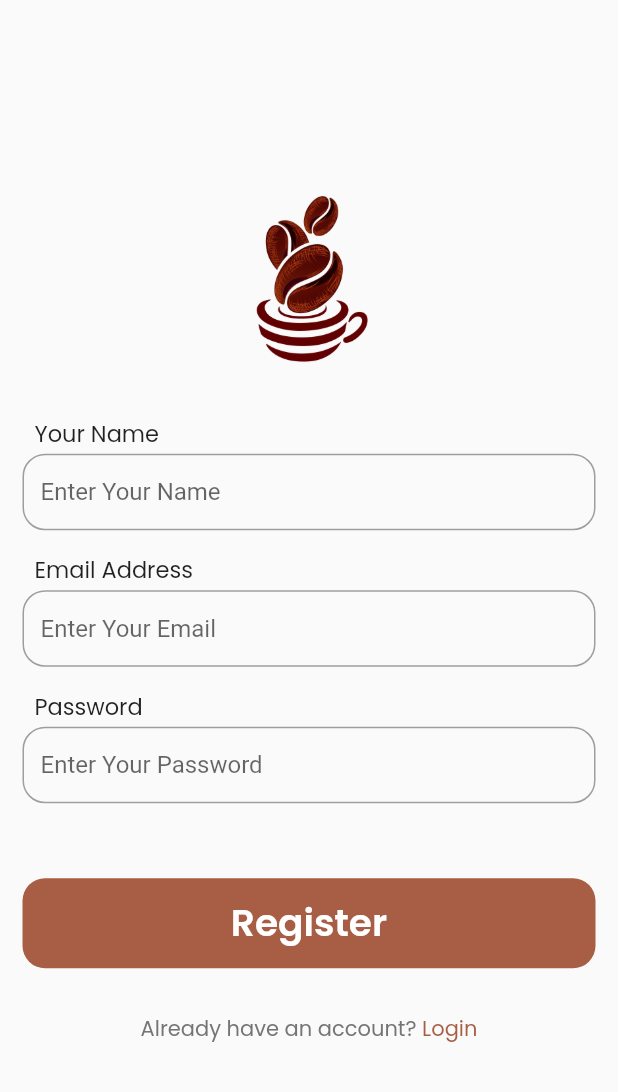
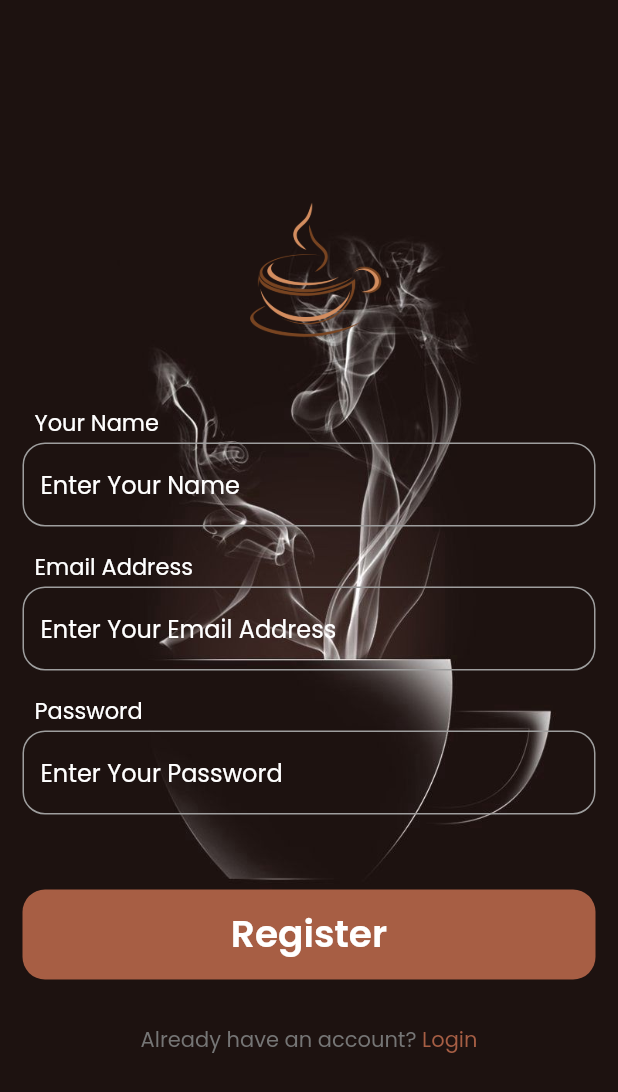
Before and after one commit to Abdullah359/Coffee-Planet, a Flutter app: the screen it shows after launch, on a phone screen of 412 x 824 dp. Shown: the top 1092 px of the screen. Run offline on Flutter 3.47's test engine with Material 2 defaults, Android fonts, the phone set to English and light mode, and no system bars; our stand-ins replace easy_splash_screen, font_awesome_flutter, google_fonts, lottie.

Commit message:
first commit

```diff
--- a/lib/Login_Signup/loginpage.dart
+++ b/lib/Login_Signup/loginpage.dart
@@ -1,3 +1,4 @@
+import 'package:coffeeplanet/components/my_textfield.dart';
 import '../Navigations/Navigation_Bar/navigation_bar.dart';
 import 'package:flutter/gestures.dart';
 import 'package:flutter/material.dart';
@@ -12,7 +13,13 @@ class LoginPage extends StatelessWidget {
       debugShowCheckedModeBanner: false,
       home: SafeArea(
         child: Scaffold(
-          body: Center(
+          body: Container(
+            decoration: const BoxDecoration(
+              image: DecorationImage(
+                  image: AssetImage('assets/images/coffee_bg.jpeg'),
+                  fit: BoxFit.cover),
+            ),
+            child: Center(
               child: SingleChildScrollView(
                 child: Padding(
                   padding: const EdgeInsets.symmetric(horizontal: 15.0),
@@ -23,7 +30,7 @@ class LoginPage extends StatelessWidget {
                           child: Hero(
                             tag: 'logo',
                             child: Image.asset(
-                            'assets/images/logo.png',
+                              'assets/images/logos.png',
                               height: 140,
                               width: 150,
                             ),
@@ -37,74 +44,29 @@ class LoginPage extends StatelessWidget {
                               crossAxisAlignment: CrossAxisAlignment.start,
                               children: [
                                 // Email Text Field
-                              Padding(
-                                padding: const EdgeInsets.only(left: 8.0),
-                                child: Text(
-                                  'Email Address',
-                                  style: GoogleFonts.poppins(
-                                      fontSize: 15,
-                                      fontWeight: FontWeight.w400),
-                                ),
-                              ),
-                              SizedBox(
-                                height: 2,
-                              ),
-                              TextFormField(
-                                keyboardType: TextInputType.emailAddress,
+                                const MyTextFormField(
+                                  textInputType: TextInputType.emailAddress,
+                                  obscureText: false,
                                   enableSuggestions: true,
-                                decoration: InputDecoration(
-                                  hintText: 'Enter Your Email',
-                                  focusedBorder: OutlineInputBorder(
-                                    borderRadius: BorderRadius.circular(15),
-                                    borderSide: BorderSide(
-                                        color: Color(0xffa75e44), width: 2),
-                                  ),
-                                  enabledBorder: OutlineInputBorder(
-                                    borderSide: BorderSide(color: Colors.grey),
-                                    borderRadius: BorderRadius.circular(15),
-                                  ),
-                                  isDense: true,
-                                ),
-                                cursorColor: Colors.black,
+                                  autocorrect: true,
+                                  hintText: 'Enter Your Email Address',
+                                  fieldName: 'Email Address',
                                 ),
 
-                              SizedBox(
+                                const SizedBox(
                                   height: 15,
                                 ),
 
                                 // Password Text Field
-                              Padding(
-                                padding: const EdgeInsets.only(left: 8.0),
-                                child: Text(
-                                  'Password',
-                                  style: GoogleFonts.poppins(
-                                      fontSize: 15,
-                                      fontWeight: FontWeight.w400),
-                                ),
-                              ),
-                              SizedBox(
-                                height: 2,
-                              ),
-                              TextFormField(
-                                keyboardType: TextInputType.text,
+                                const MyTextFormField(
+                                  textInputType: TextInputType.text,
                                   obscureText: true,
                                   enableSuggestions: false,
                                   autocorrect: false,
-                                decoration: InputDecoration(
                                   hintText: 'Enter Your Password',
-                                  focusedBorder: OutlineInputBorder(
-                                      borderRadius: BorderRadius.circular(15),
-                                      borderSide: BorderSide(
-                                          color: Color(0xffa75e44), width: 2)),
-                                  enabledBorder: OutlineInputBorder(
-                                    borderSide: BorderSide(color: Colors.grey),
-                                    borderRadius: BorderRadius.circular(15),
+                                  fieldName: 'Password',
                                 ),
-                                  isDense: true,
-                                ),
-                                cursorColor: Colors.black,
-                              ),
-                              SizedBox(height: 50),
+                                const SizedBox(height: 50),
 
                                 InkWell(
                                   onTap: () {
@@ -164,6 +126,7 @@ class LoginPage extends StatelessWidget {
             ),
           ),
         ),
+      ),
     );
   }
 }
--- a/lib/Login_Signup/signuppage.dart
+++ b/lib/Login_Signup/signuppage.dart
@@ -1,4 +1,5 @@
 import 'package:coffeeplanet/Login_Signup/loginpage.dart';
+import 'package:coffeeplanet/components/my_textfield.dart';
 import 'package:flutter/gestures.dart';
 import 'package:flutter/material.dart';
 import 'package:google_fonts/google_fonts.dart';
@@ -12,10 +13,16 @@ class SignupPage extends StatelessWidget {
       debugShowCheckedModeBanner: false,
       home: SafeArea(
         child: Scaffold(
-          body: Center(
+          body: Container(
+            decoration: const BoxDecoration(
+              image: DecorationImage(
+                  image: AssetImage('assets/images/coffee_bg.jpeg'),
+                  fit: BoxFit.cover),
+            ),
+            child: Center(
               child: SingleChildScrollView(
                 child: Padding(
-                padding: EdgeInsets.symmetric(horizontal: 15.0),
+                  padding: const EdgeInsets.symmetric(horizontal: 15.0),
                   child: Column(
                       crossAxisAlignment: CrossAxisAlignment.start,
                       children: [
@@ -23,13 +30,13 @@ class SignupPage extends StatelessWidget {
                           child: Hero(
                             tag: 'logo',
                             child: Image.asset(
-                            'assets/images/logo.png',
+                              'assets/images/logos.png',
                               height: 140,
                               width: 150,
                             ),
                           ),
                         ),
-                      SizedBox(
+                        const SizedBox(
                           height: 20,
                         ),
                         Form(
@@ -37,114 +44,45 @@ class SignupPage extends StatelessWidget {
                               crossAxisAlignment: CrossAxisAlignment.start,
                               children: [
                                 // Name Text Field
-                              Padding(
-                                padding: EdgeInsets.only(left: 8.0),
-                                child: Text(
-                                  'Your Name',
-                                  style: GoogleFonts.poppins(
-                                      fontSize: 15,
-                                      fontWeight: FontWeight.w400),
-                                ),
-                              ),
-                              SizedBox(
-                                height: 2,
-                              ),
-                              TextFormField(
-                                keyboardType: TextInputType.name,
-                                decoration: InputDecoration(
+                                const MyTextFormField(
+                                    textInputType: TextInputType.name,
+                                    obscureText: false,
+                                    enableSuggestions: true,
+                                    autocorrect: true,
                                     hintText: 'Enter Your Name',
-                                  focusedBorder: OutlineInputBorder(
-                                    borderRadius: BorderRadius.circular(15),
-                                    borderSide: BorderSide(
-                                        color: Colors.brown, width: 2),
-                                  ),
-                                  enabledBorder: OutlineInputBorder(
-                                    borderSide: BorderSide(color: Colors.grey),
-                                    borderRadius: BorderRadius.circular(15),
-                                  ),
-                                  isDense: true,
-                                ),
-                                cursorColor: Colors.black,
-                              ),
+                                    fieldName: 'Your Name'),
 
-                              SizedBox(
+                                const SizedBox(
                                   height: 15,
                                 ),
 
                                 // Email Text Field
-                              Padding(
-                                padding: const EdgeInsets.only(left: 8.0),
-                                child: Text(
-                                  'Email Address',
-                                  style: GoogleFonts.poppins(
-                                      fontSize: 15,
-                                      fontWeight: FontWeight.w400),
-                                ),
-                              ),
-                              SizedBox(
-                                height: 2,
-                              ),
-                              TextFormField(
-                                keyboardType: TextInputType.emailAddress,
-                                decoration: InputDecoration(
-                                  hintText: 'Enter Your Email',
-                                  focusedBorder: OutlineInputBorder(
-                                    borderRadius: BorderRadius.circular(15),
-                                    borderSide: BorderSide(
-                                        color: Colors.brown, width: 2),
-                                  ),
-                                  enabledBorder: OutlineInputBorder(
-                                    borderSide: BorderSide(color: Colors.grey),
-                                    borderRadius: BorderRadius.circular(15),
-                                  ),
-                                  isDense: true,
-                                ),
-                                cursorColor: Colors.black,
-                              ),
-
-                              SizedBox(
+                                const MyTextFormField(
+                                    textInputType: TextInputType.emailAddress,
+                                    obscureText: false,
+                                    enableSuggestions: true,
+                                    autocorrect: true,
+                                    hintText: 'Enter Your Email Address',
+                                    fieldName: 'Email Address'),
+                                const SizedBox(
                                   height: 15,
                                 ),
 
                                 // Password Text Field
-                              Padding(
-                                padding: const EdgeInsets.only(left: 8.0),
-                                child: Text(
-                                  'Password',
-                                  style: GoogleFonts.poppins(
-                                      fontSize: 15,
-                                      fontWeight: FontWeight.w400),
-                                ),
-                              ),
-                              SizedBox(
-                                height: 2,
-                              ),
-                              TextFormField(
-                                keyboardType: TextInputType.text,
+                                const MyTextFormField(
+                                    textInputType: TextInputType.text,
                                     obscureText: true,
                                     enableSuggestions: false,
                                     autocorrect: false,
-                                decoration: InputDecoration(
                                     hintText: 'Enter Your Password',
-                                  focusedBorder: OutlineInputBorder(
-                                      borderRadius: BorderRadius.circular(15),
-                                      borderSide: BorderSide(
-                                          color: Colors.brown, width: 2)),
-                                  enabledBorder: OutlineInputBorder(
-                                    borderSide: BorderSide(color: Colors.grey),
-                                    borderRadius: BorderRadius.circular(15),
-                                  ),
-                                  isDense: true,
-                                ),
-                                cursorColor: Colors.black,
-                              ),
-                              SizedBox(height: 50),
+                                    fieldName: 'Password'),
+                                const SizedBox(height: 50),
 
                                 Container(
                                   height: 60,
                                   width: double.infinity,
                                   decoration: BoxDecoration(
-                                  color: Color(0xffa75e44),
+                                    color: const Color(0xffa75e44),
                                     borderRadius: BorderRadius.circular(15),
                                   ),
                                   child: Center(
@@ -159,7 +97,7 @@ class SignupPage extends StatelessWidget {
                                 ),
                               ]),
                         ),
-                      SizedBox(height: 20),
+                        const SizedBox(height: 20),
                         Center(
                           child: Padding(
                             padding: const EdgeInsets.symmetric(vertical: 10.0),
@@ -175,12 +113,14 @@ class SignupPage extends StatelessWidget {
                                       Navigator.push(
                                         context,
                                         MaterialPageRoute(
-                                          builder: (context) => LoginPage()),
+                                            builder: (context) =>
+                                                const LoginPage()),
                                       );
                                     },
                                   text: 'Login',
                                   style: GoogleFonts.poppins(
-                                    color: Color(0xffa75e44), fontSize: 14),
+                                      color: const Color(0xffa75e44),
+                                      fontSize: 14),
                                 ),
                               ]),
                             ),
@@ -192,6 +132,7 @@ class SignupPage extends StatelessWidget {
             ),
           ),
         ),
+      ),
     );
   }
 }
--- /dev/null
+++ b/lib/components/my_textfield.dart
@@ -0,0 +1,58 @@
+import 'package:flutter/material.dart';
+import 'package:google_fonts/google_fonts.dart';
+
+class MyTextFormField extends StatelessWidget {
+  const MyTextFormField(
+      {super.key,
+      required this.fieldName,
+      required this.hintText,
+      required this.textInputType,
+      required this.obscureText,
+      required this.enableSuggestions,
+      required this.autocorrect});
+
+  final TextInputType textInputType;
+  final bool obscureText, enableSuggestions, autocorrect;
+  final String hintText, fieldName;
+
+  @override
+  Widget build(BuildContext context) {
+    return Column(
+      crossAxisAlignment: CrossAxisAlignment.start,
+      children: [
+        Padding(
+          padding: const EdgeInsets.only(left: 8.0),
+          child: Text(
+            fieldName,
+            style: GoogleFonts.poppins(
+                color: Colors.white, fontSize: 15, fontWeight: FontWeight.w400),
+          ),
+        ),
+        const SizedBox(
+          height: 2,
+        ),
+        TextFormField(
+          style: GoogleFonts.poppins(color: Colors.white),
+          keyboardType: textInputType,
+          obscureText: obscureText,
+          enableSuggestions: enableSuggestions,
+          autocorrect: autocorrect,
+          decoration: InputDecoration(
+            hintText: hintText,
+            hintStyle: GoogleFonts.poppins(color: Colors.white),
+            isDense: true,
+            focusedBorder: OutlineInputBorder(
+                borderRadius: BorderRadius.circular(15),
+                borderSide:
+                    const BorderSide(color: Color(0xffa75e44), width: 2)),
+            enabledBorder: OutlineInputBorder(
+              borderSide: const BorderSide(color: Colors.grey),
+              borderRadius: BorderRadius.circular(15),
+            ),
+          ),
+          cursorColor: Colors.grey[300],
+        ),
+      ],
+    );
+  }
+}
--- a/lib/main.dart
+++ b/lib/main.dart
@@ -16,8 +16,7 @@ class SplashScreen extends StatelessWidget {
       debugShowCheckedModeBanner: false,
       home: Scaffold(
         body: EasySplashScreen(
-          logo: Image.asset('assets/images/logo.png', height: 300),
-          backgroundColor: Colors.white,
+          logo: Image.asset('assets/images/logo.png', height: 600),
           showLoader: false,
           durationInSeconds: 3,
           navigator: const SignupPage(),
```
Also changed, not shown: assets/images/1coffee_bg.jpeg (added), assets/images/coffee_bg.jpeg (added), assets/images/logos.png (added). Lines whose indentation alone changed are shown as unchanged.
